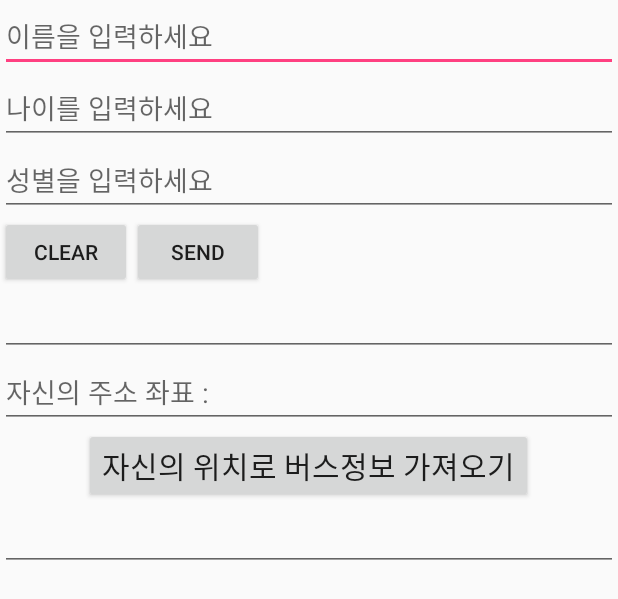
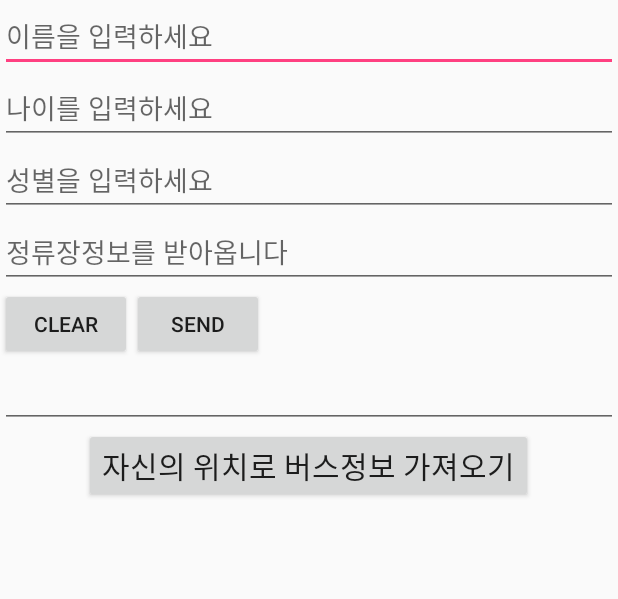
Before and after one commit to jihyuns/Genie, an Android app: the layout activity_main.xml on its own in the app's theme, with its tools: preview values and no code run, on a phone screen of 412 x 824 dp. Shown: the top 599 px of the screen. Run offline under Robolectric (Android 15) with nearby library versions, the phone set to English and light mode, and no system bars.

Commit message:
modify Android

```diff
--- a/src/AndroidStudioProject/Again_Bluetooth/app/src/main/res/layout/activity_main.xml
+++ b/src/AndroidStudioProject/Again_Bluetooth/app/src/main/res/layout/activity_main.xml
@@ -23,6 +23,12 @@
         android:id="@+id/editGender"
         android:inputType="textCapWords"
         android:hint="성별을 입력하세요"/>
+    <EditText
+        android:layout_width="match_parent"
+        android:layout_height="wrap_content"
+        android:id="@+id/editBus"
+        android:inputType="textCapWords"
+        android:hint="정류장정보를 받아옵니다"/>
 
     <LinearLayout
         android:orientation="horizontal"
@@ -46,11 +52,6 @@
         android:layout_width="match_parent"
         android:layout_height="wrap_content"
         android:id="@+id/editText2" />
-    <EditText
-        android:id="@+id/editLocation"
-        android:layout_width="match_parent"
-        android:layout_height="wrap_content"
-        android:hint="자신의 주소 좌표 :"/>
     <Button
         android:layout_width="wrap_content"
         android:layout_height="wrap_content"
@@ -58,10 +59,10 @@
         android:textSize="20dp"
         android:layout_gravity="center"
         android:id="@+id/locationAddress"/>
-    <EditText
+    <ListView
+        android:id="@+id/busList"
         android:layout_width="match_parent"
-        android:layout_height="wrap_content"
-        android:id="@+id/busLocation"/>
+        android:layout_height="match_parent"></ListView>
 
 
 </LinearLayout>
```
Also changed, not shown: src/AndroidStudioProject/Again_Bluetooth/app/src/main/java/com/example/leedongwoo/again_bluetooth/MainActivity.java (+93 -39 lines), src/AndroidStudioProject/Again_Bluetooth/app/src/main/res/layout/simpleitem.xml (added, +12 -0 lines).
